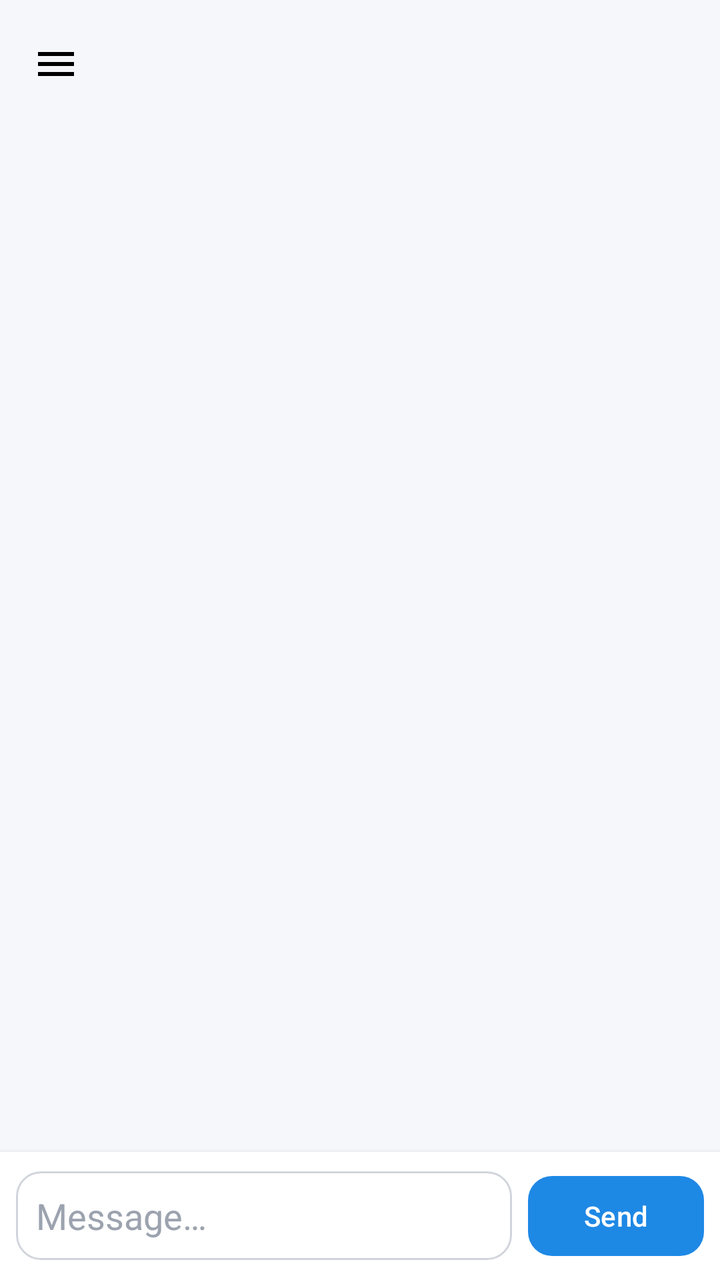
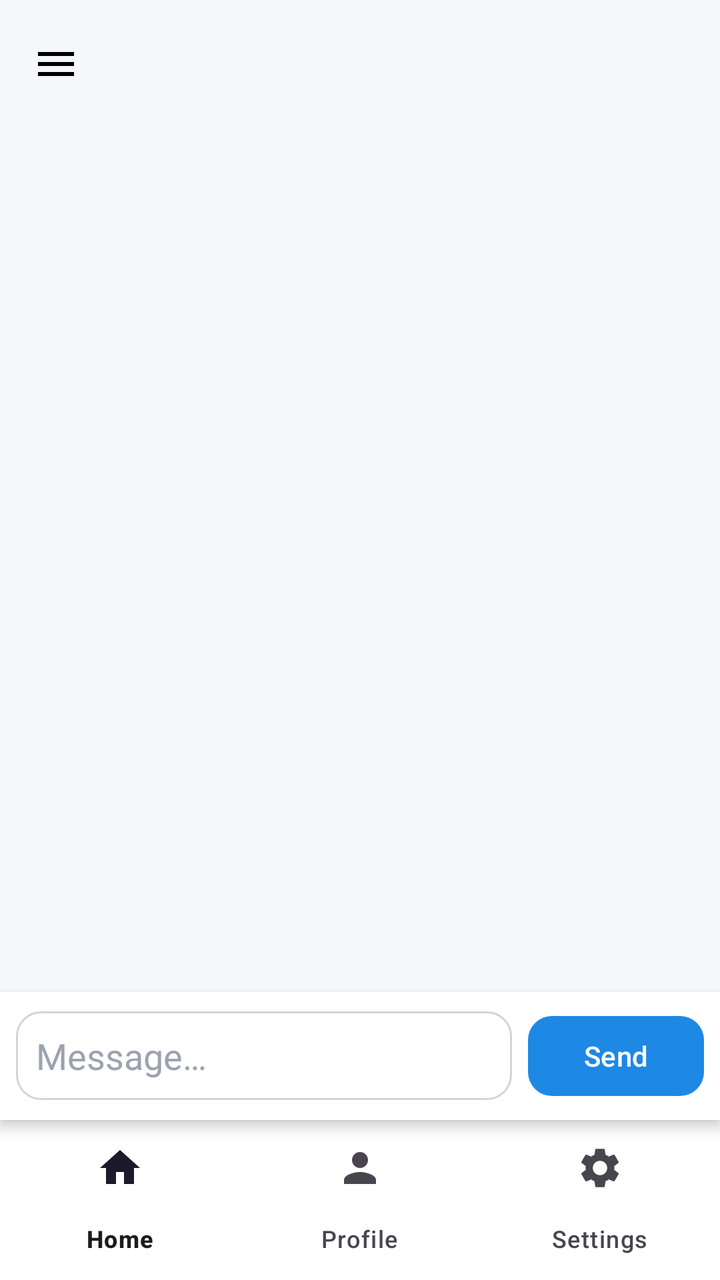

An Android layout rendered at two revisions. The XML below is the earlier revision; the diff shows what the commit changed to produce the second picture.
<!-- AndroidManifest.xml: application theme Theme.MainProj -->
<!-- res/layout/activity_chat.xml -->
<?xml version="1.0" encoding="utf-8"?>
<androidx.drawerlayout.widget.DrawerLayout
    xmlns:android="http://schemas.android.com/apk/res/android"
    xmlns:app="http://schemas.android.com/apk/res-auto"
    xmlns:tools="http://schemas.android.com/tools"
    android:id="@+id/chatDrawerLayout"
    android:layout_width="match_parent"
    android:layout_height="match_parent"
    tools:context=".messaging.ChatActivity">

    
    <androidx.constraintlayout.widget.ConstraintLayout
        android:id="@+id/main"
        android:layout_width="match_parent"
        android:layout_height="match_parent"
        android:background="@color/colorBackground">

        <androidx.appcompat.widget.Toolbar
            android:id="@+id/chatToolbar"
            android:layout_width="0dp"
            android:layout_height="wrap_content"
            android:background="@color/colorBackground"
            android:elevation="4dp"
            app:navigationIcon="@drawable/ic_menu"
            app:navigationContentDescription="Profile"
            app:titleTextColor="@color/colorTextPrimary"
            app:layout_constraintTop_toTopOf="parent"
            app:layout_constraintStart_toStartOf="parent"
            app:layout_constraintEnd_toEndOf="parent" />

        <androidx.recyclerview.widget.RecyclerView
            android:id="@+id/messagesRecyclerView"
            android:layout_width="0dp"
            android:layout_height="0dp"
            android:paddingTop="8dp"
            android:paddingBottom="8dp"
            android:clipToPadding="false"
            app:layout_constraintTop_toBottomOf="@id/chatToolbar"
            app:layout_constraintBottom_toTopOf="@id/messageInputBar"
            app:layout_constraintStart_toStartOf="parent"
            app:layout_constraintEnd_toEndOf="parent" />

        <LinearLayout
            android:id="@+id/messageInputBar"
            android:layout_width="0dp"
            android:layout_height="wrap_content"
            android:orientation="horizontal"
            android:gravity="center_vertical"
            android:padding="8dp"
            android:background="@color/colorSurface"
            android:elevation="4dp"
            app:layout_constraintBottom_toBottomOf="parent"
            app:layout_constraintStart_toStartOf="parent"
            app:layout_constraintEnd_toEndOf="parent">

            <EditText
                android:id="@+id/messageInput"
                android:layout_width="0dp"
                android:layout_height="wrap_content"
                android:layout_weight="1"
                android:hint="Message…"
                android:textColor="@color/colorTextPrimary"
                android:textColorHint="@color/colorTextHint"
                android:background="@drawable/bg_search_bar"
                android:padding="10dp"
                android:maxLines="4"
                android:inputType="textMultiLine"
                android:layout_marginEnd="8dp" />

            <com.google.android.material.button.MaterialButton
                android:id="@+id/sendButton"
                android:layout_width="wrap_content"
                android:layout_height="wrap_content"
                android:text="Send"
                android:textColor="@color/white"
                app:backgroundTint="@color/colorPrimary"
                app:cornerRadius="12dp" />

        </LinearLayout>

    </androidx.constraintlayout.widget.ConstraintLayout>

    
    <LinearLayout
        android:id="@+id/chatDrawerPanel"
        android:layout_width="280dp"
        android:layout_height="match_parent"
        android:layout_gravity="end"
        android:orientation="vertical"
        android:background="@color/colorSurface"
        android:elevation="8dp"
        android:padding="16dp">

        
        <ImageView
            android:id="@+id/profileImage"
            android:layout_width="80dp"
            android:layout_height="80dp"
            android:layout_gravity="center_horizontal"
            android:background="@drawable/bg_avatar_circle"
            android:src="@android:drawable/sym_def_app_icon"
            android:padding="16dp" />

        
        <TextView
            android:id="@+id/profileName"
            android:layout_width="wrap_content"
            android:layout_height="wrap_content"
            android:text="Full Name"
            android:textSize="18sp"
            android:textStyle="bold"
            android:layout_marginTop="12dp"
            android:layout_gravity="center_horizontal"
            android:textColor="@color/colorTextPrimary"/>

        
        <TextView
            android:id="@+id/profileUsername"
            android:layout_width="wrap_content"
            android:layout_height="wrap_content"
            android:text="username"
            android:layout_gravity="center_horizontal"
            android:layout_marginTop="4dp"
            android:textColor="@color/colorTextSecondary"/>

        
        <TextView
            android:id="@+id/profileEmail"
            android:layout_width="wrap_content"
            android:layout_height="wrap_content"
            android:text="email@example.com"
            android:layout_gravity="center_horizontal"
            android:layout_marginTop="8dp"
            android:textColor="@color/colorTextSecondary"/>

        
        <View
            android:layout_width="match_parent"
            android:layout_height="1dp"
            android:layout_marginVertical="16dp"
            android:background="@color/colorDivider"/>

        
        <com.google.android.material.button.MaterialButton
            android:id="@+id/logoutButton"
            android:layout_width="match_parent"
            android:layout_height="wrap_content"
            android:text="Logout"
            android:textColor="@color/white"
            app:backgroundTint="@color/colorPrimary"
            app:cornerRadius="12dp"/>

    </LinearLayout>

</androidx.drawerlayout.widget.DrawerLayout>
<!-- resources referenced by this layout -->
<resources>
  <color name="colorBackground">#F5F7FA</color>
  <color name="colorDivider">#E5E7EB</color>
  <color name="colorPrimary">#1E88E5</color>
  <color name="colorSurface">#FFFFFF</color>
  <color name="colorTextHint">#9CA3AF</color>
  <color name="colorTextPrimary">#1A1A2E</color>
  <color name="colorTextSecondary">#6B7280</color>
  <color name="white">#FFFFFFFF</color>
  <!-- drawable bg_avatar_circle (drawable) -->
  <?xml version="1.0" encoding="utf-8"?>
  <shape xmlns:android="http://schemas.android.com/apk/res/android"
      android:shape="oval">
  
      <solid android:color="@color/colorAvatarBackground"/>
  
  </shape>
  <!-- drawable bg_search_bar (drawable) -->
  <?xml version="1.0" encoding="utf-8"?>
  <shape xmlns:android="http://schemas.android.com/apk/res/android"
      android:shape="rectangle">
  
      <solid android:color="@color/colorSearchBackground"/>
  
      <stroke
          android:width="1dp"
          android:color="@color/colorSearchStroke"/>
  
      <corners android:radius="12dp"/>
  
      <padding
          android:left="14dp"
          android:top="10dp"
          android:right="14dp"
          android:bottom="10dp"/>
  
  </shape>
  <!-- drawable ic_menu (drawable) -->
  <vector xmlns:android="http://schemas.android.com/apk/res/android"
      android:width="24dp"
      android:height="24dp"
      android:viewportWidth="24"
      android:viewportHeight="24">
      <path
          android:fillColor="#000000"
          android:pathData="M3,18h18v-2H3V18zM3,13h18v-2H3V13zM3,6v2h18V6H3z"/>
  </vector>
  <style name="Theme.MainProj" parent="Theme.Material3.DayNight.NoActionBar">
              <item name="inputStrokeColor">@color/input_stroke_color_light</item>
              <item name="buttonPrimary">@color/button_primary_light</item>
              <item name="textSecondary">@color/text_secondary_light</item>
  
              <item name="buttonGoogleBg">@color/button_google_bg_light</item>
              <item name="buttonGoogleText">@color/button_google_text_light</item>
              <item name="buttonGoogleStroke">@color/button_google_stroke_light</item>
          </style>
  <color name="colorAvatarBackground">#DBEAFE</color>
  <color name="colorSearchBackground">#FFFFFF</color>
  <color name="colorSearchStroke">#D1D5DB</color>
  <color name="input_stroke_color_light">#667eea</color>
  <color name="button_primary_light">#667eea</color>
  <color name="text_secondary_light">#666666</color>
  <color name="button_google_bg_light">#FFFFFF</color>
  <color name="button_google_text_light">#333333</color>
  <color name="button_google_stroke_light">#e0e0e0</color>
</resources>

<!-- the commit's change to res/layout/activity_chat.xml (unified diff, before → after) -->
@@ -49,7 +49,7 @@
             android:padding="8dp"
             android:background="@color/colorSurface"
             android:elevation="4dp"
-            app:layout_constraintBottom_toBottomOf="parent"
+            app:layout_constraintBottom_toTopOf="@id/bottomNav"
             app:layout_constraintStart_toStartOf="parent"
             app:layout_constraintEnd_toEndOf="parent">
 
@@ -77,6 +77,15 @@
                 app:cornerRadius="12dp" />
 
         </LinearLayout>
+
+        <include
+            layout="@layout/bottom_nav"
+            android:id="@+id/bottomNav"
+            android:layout_width="0dp"
+            android:layout_height="wrap_content"
+            app:layout_constraintBottom_toBottomOf="parent"
+            app:layout_constraintStart_toStartOf="parent"
+            app:layout_constraintEnd_toEndOf="parent" />
 
     </androidx.constraintlayout.widget.ConstraintLayout>
 
@@ -153,3 +162,13 @@
     </LinearLayout>
 
 </androidx.drawerlayout.widget.DrawerLayout>
+<!-- res/layout/bottom_nav.xml (included above) -->
+<?xml version="1.0" encoding="utf-8"?>
+<com.google.android.material.bottomnavigation.BottomNavigationView xmlns:android="http://schemas.android.com/apk/res/android"
+    xmlns:app="http://schemas.android.com/apk/res-auto"
+    android:id="@+id/bottomNav"
+    android:layout_width="match_parent"
+    android:layout_height="wrap_content"
+    android:background="@color/colorSurface"
+    app:menu="@menu/bottom_nav_menu"
+    app:labelVisibilityMode="labeled" />
